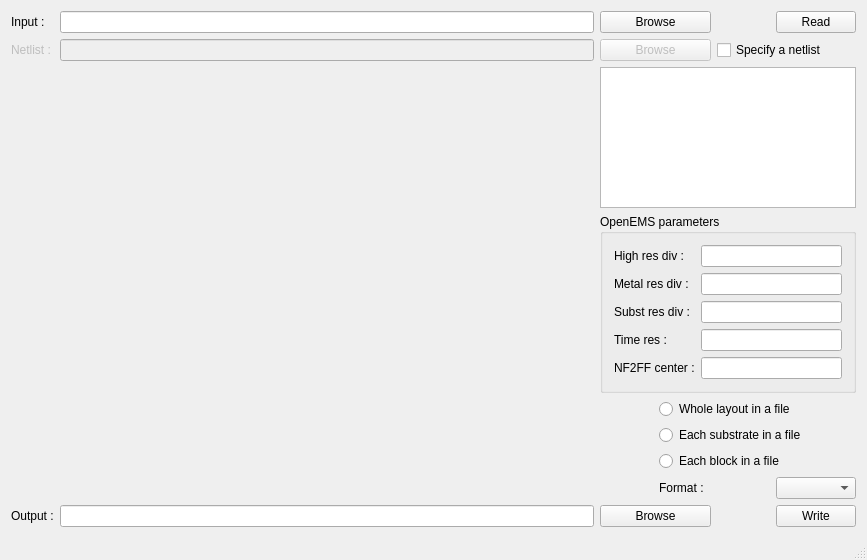
Qt form src/mainwindow.ui (thomaslepoix/Qucs-RFlayout) before a commit.
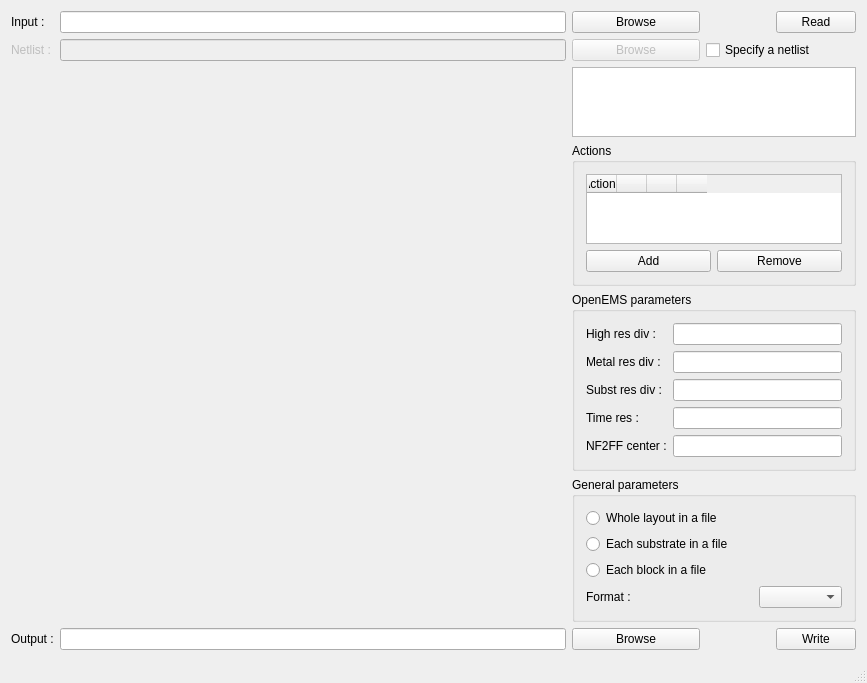
The same form after that commit. Custom widgets are drawn as their Qt base class.

Commit message: GUI : add -e -u --port-size --port-shift

```diff
--- a/src/mainwindow.ui
+++ b/src/mainwindow.ui
@@ -15,16 +15,6 @@
   </property>
   <widget class="QWidget" name="w_main">
    <layout class="QGridLayout" name="gl_main">
-    <item row="10" column="3" colspan="3">
-     <widget class="QRadioButton" name="rb_export_each_block">
-      <property name="focusPolicy">
-       <enum>Qt::NoFocus</enum>
-      </property>
-      <property name="text">
-       <string>Each block in a file</string>
-      </property>
-     </widget>
-    </item>
     <item row="1" column="4" colspan="2">
      <widget class="QCheckBox" name="cb_specify_netlist">
       <property name="focusPolicy">
@@ -33,12 +23,8 @@
       <property name="text">
        <string>Specify a netlist</string>
       </property>
-     </widget>
-    </item>
-    <item row="12" column="0">
-     <widget class="QLabel" name="l_output">
-      <property name="text">
-       <string>Output :</string>
+      <property name="toolTip">
+       <string>Specify a netlist to use instead of calling Qucs to create it from the schematic</string>
       </property>
      </widget>
     </item>
@@ -52,29 +38,85 @@
       </property>
      </widget>
     </item>
-    <item row="12" column="1">
-     <widget class="QLineEdit" name="le_path_out"/>
-    </item>
     <item row="2" column="2" colspan="4">
      <widget class="QTextBrowser" name="tb_log"/>
     </item>
-    <item row="9" column="3" colspan="3">
-     <widget class="QRadioButton" name="rb_export_each_subst">
-      <property name="focusPolicy">
-       <enum>Qt::NoFocus</enum>
-      </property>
-      <property name="text">
-       <string>Each substrate in a file</string>
-      </property>
-     </widget>
-    </item>
+
     <item row="3" column="2" rowspan="5" colspan="4">
+     <widget class="QGroupBox" name="gb_actions">
+      <property name="title">
+       <string>Actions</string>
+      </property>
+      <layout class="QGridLayout" name="gl_actions">
+
+       <item row="0" column="0" rowspan="5" colspan="2">
+        <widget class="QTableWidget" name="tw_actions">
+         <property name="alternatingRowColors">
+          <bool>true</bool>
+         </property>
+         <property name="columnCount">
+          <number>4</number>
+         </property>
+         <attribute name="verticalHeaderVisible">
+          <bool>false</bool>
+         </attribute>
+         <attribute name="horizontalHeaderVisible">
+          <bool>true</bool>
+         </attribute>
+         <attribute name="horizontalHeaderDefaultSectionSize">
+          <number>30</number>
+         </attribute>
+         <attribute name="horizontalHeaderMinimumSectionSize">
+          <number>10</number>
+         </attribute>
+         <column>
+          <property name="text">
+           <string>Actions</string>
+          </property>
+         </column>
+         <column>
+          <property name="text">
+           <string/>
+          </property>
+         </column>
+         <column>
+          <property name="text">
+           <string/>
+          </property>
+         </column>
+         <column>
+          <property name="text">
+           <string/>
+          </property>
+         </column>
+        </widget>
+       </item>
+    <item row="6" column="0">
+     <widget class="QPushButton" name="pb_add">
+      <property name="text">
+       <string>Add</string>
+      </property>
+     </widget>
+    </item>
+    <item row="6" column="1">
+     <widget class="QPushButton" name="pb_remove">
+      <property name="text">
+       <string>Remove</string>
+      </property>
+     </widget>
+    </item>
+
+      </layout>
+     </widget>
+    </item>
+
+    <item row="8" column="2" rowspan="5" colspan="4">
      <widget class="QGroupBox" name="gb_oems">
       <property name="title">
        <string>OpenEMS parameters</string>
       </property>
       <layout class="QGridLayout" name="gl_oems">
-       <item row="1" column="2">
+       <item row="0" column="2">
         <widget class="QLabel" name="l_oems_highres_div">
          <property name="toolTip">
           <string>High mesh resolution divisor</string>
@@ -84,7 +126,7 @@
          </property>
         </widget>
        </item>
-       <item row="2" column="2">
+       <item row="1" column="2">
         <widget class="QLabel" name="l_oems_metalres_div">
          <property name="toolTip">
           <string>Metal mesh resolution divisor</string>
@@ -94,7 +136,7 @@
          </property>
         </widget>
        </item>
-       <item row="3" column="2">
+       <item row="2" column="2">
         <widget class="QLabel" name="l_oems_substres_div">
          <property name="toolTip">
           <string>Substrate mesh resolution divisor</string>
@@ -104,7 +146,7 @@
          </property>
         </widget>
        </item>
-       <item row="4" column="2">
+       <item row="3" column="2">
         <widget class="QLabel" name="l_oems_timeres">
          <property name="toolTip">
           <string>Timestep number before forced simulation end</string>
@@ -114,7 +156,7 @@
          </property>
         </widget>
        </item>
-       <item row="5" column="2">
+       <item row="4" column="2">
         <widget class="QLabel" name="l_oems_nf2ff_center">
          <property name="toolTip">
           <string>Far field radiation center
@@ -125,19 +167,19 @@
          </property>
         </widget>
        </item>
-       <item row="1" column="5">
+       <item row="0" column="5">
         <widget class="QLineEdit" name="le_oems_highres_div"/>
        </item>
-       <item row="2" column="5">
+       <item row="1" column="5">
         <widget class="QLineEdit" name="le_oems_metalres_div"/>
        </item>
-       <item row="3" column="5">
+       <item row="2" column="5">
         <widget class="QLineEdit" name="le_oems_substres_div"/>
        </item>
-       <item row="4" column="5">
+       <item row="3" column="5">
         <widget class="QLineEdit" name="le_oems_timeres"/>
        </item>
-       <item row="5" column="5">
+       <item row="4" column="5">
         <widget class="QLineEdit" name="le_oems_nf2ff_center">
          <property name="acceptDrops">
           <bool>true</bool>
@@ -147,13 +189,6 @@
       </layout>
      </widget>
     </item>
-    <item row="12" column="2" colspan="2">
-     <widget class="QPushButton" name="pb_browse_out">
-      <property name="text">
-       <string>Browse</string>
-      </property>
-     </widget>
-    </item>
     <item row="1" column="2" colspan="2">
      <widget class="QPushButton" name="pb_browse_net">
       <property name="enabled">
@@ -164,12 +199,9 @@
       </property>
      </widget>
     </item>
-    <item row="2" column="0" rowspan="10" colspan="2">
+    <item row="2" column="0" rowspan="15" colspan="2">
      <widget class="Preview" name="glw_preview" native="true"/>
     </item>
-    <item row="11" column="5">
-     <widget class="QComboBox" name="cb_format"/>
-    </item>
     <item row="0" column="2" colspan="2">
      <widget class="QPushButton" name="pb_browse_in">
       <property name="text">
@@ -177,20 +209,6 @@
       </property>
      </widget>
     </item>
-    <item row="11" column="3" colspan="2">
-     <widget class="QLabel" name="l_format">
-      <property name="text">
-       <string>Format :</string>
-      </property>
-     </widget>
-    </item>
-    <item row="12" column="5">
-     <widget class="QPushButton" name="pb_write">
-      <property name="text">
-       <string>Write</string>
-      </property>
-     </widget>
-    </item>
     <item row="0" column="0">
      <widget class="QLabel" name="l_input">
       <property name="text">
@@ -215,16 +233,82 @@
       </property>
      </widget>
     </item>
-    <item row="8" column="3" colspan="3">
-     <widget class="QRadioButton" name="rb_export_whole">
-      <property name="focusPolicy">
-       <enum>Qt::NoFocus</enum>
+
+    <item row="13" column="2" rowspan="4" colspan="4">
+     <widget class="QGroupBox" name="gb_general">
+      <property name="title">
+       <string>General parameters</string>
       </property>
+      <layout class="QGridLayout" name="gl_general">
+       <item row="0" column="1" colspan="3">
+        <widget class="QRadioButton" name="rb_export_whole">
+         <property name="focusPolicy">
+          <enum>Qt::NoFocus</enum>
+         </property>
+         <property name="text">
+          <string>Whole layout in a file</string>
+         </property>
+        </widget>
+       </item>
+       <item row="1" column="1" colspan="3">
+        <widget class="QRadioButton" name="rb_export_each_subst">
+         <property name="focusPolicy">
+          <enum>Qt::NoFocus</enum>
+         </property>
+         <property name="text">
+          <string>Each substrate in a file</string>
+         </property>
+        </widget>
+       </item>
+       <item row="2" column="1" colspan="3">
+        <widget class="QRadioButton" name="rb_export_each_block">
+         <property name="focusPolicy">
+          <enum>Qt::NoFocus</enum>
+         </property>
+         <property name="text">
+          <string>Each block in a file</string>
+         </property>
+        </widget>
+       </item>
+       <item row="3" column="1" colspan="2">
+        <widget class="QLabel" name="l_format">
+         <property name="text">
+          <string>Format :</string>
+         </property>
+        </widget>
+       </item>
+       <item row="3" column="3">
+        <widget class="QComboBox" name="cb_format"/>
+       </item>
+      </layout>
+     </widget>
+    </item>
+
+    <item row="17" column="0">
+     <widget class="QLabel" name="l_output">
       <property name="text">
-       <string>Whole layout in a file</string>
+       <string>Output :</string>
       </property>
      </widget>
     </item>
+    <item row="17" column="1">
+     <widget class="QLineEdit" name="le_path_out"/>
+    </item>
+    <item row="17" column="2" colspan="2">
+     <widget class="QPushButton" name="pb_browse_out">
+      <property name="text">
+       <string>Browse</string>
+      </property>
+     </widget>
+    </item>
+    <item row="17" column="5">
+     <widget class="QPushButton" name="pb_write">
+      <property name="text">
+       <string>Write</string>
+      </property>
+     </widget>
+    </item>
+
    </layout>
   </widget>
   <widget class="QMenuBar" name="menuBar">
```
The commit also changes 7 other files.
